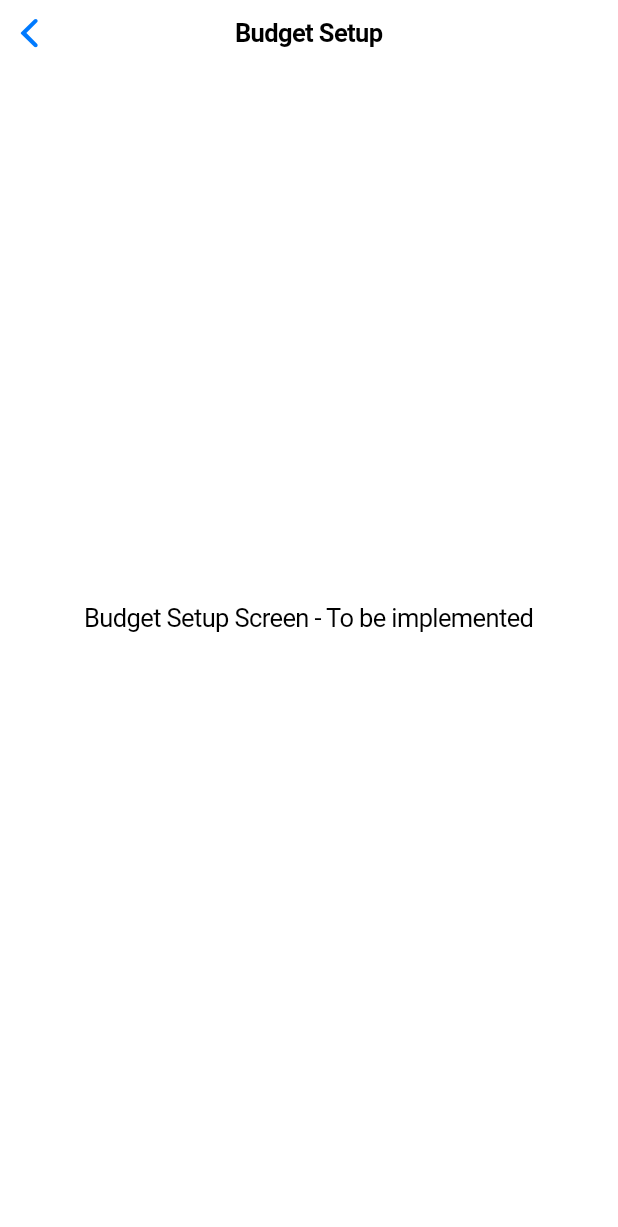
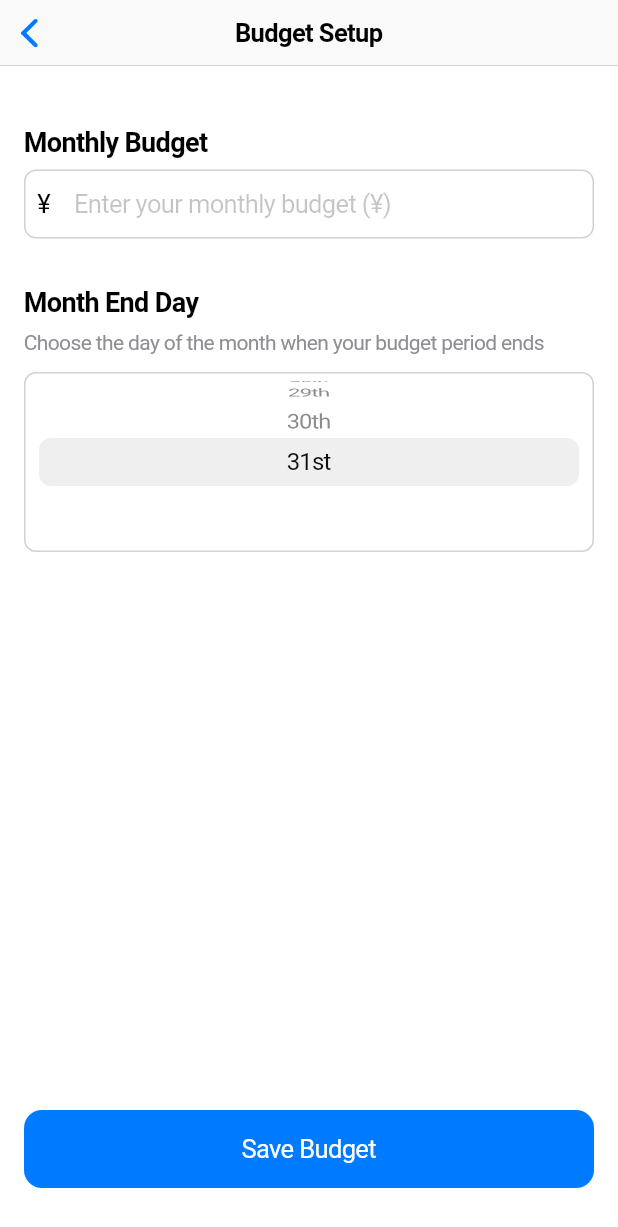
Before and after one commit to KonnoHaruto/ocr_budget_app, a Flutter app: the BudgetSetupScreen screen opened directly, on a phone screen of 412 x 824 dp. Shown: the top 1227 px of the screen. Run offline on Flutter 3.47's test engine with Material 3 defaults, Android fonts, the phone set to English and light mode, and no system bars; our stand-ins replace cloud_firestore, firebase_auth, firebase_core, flutter_riverpod, freezed_annotation, hive_flutter; accounts and stored records are empty.

```diff
--- /dev/null
+++ b/lib/src/app.dart
@@ -0,0 +1,40 @@
+import 'package:flutter/cupertino.dart';
+import 'package:flutter_riverpod/flutter_riverpod.dart';
+import 'features/budget/presentation/screens/home_screen.dart';
+import 'features/budget/presentation/controllers/category_controller.dart';
+
+class BudgetApp extends ConsumerStatefulWidget {
+  const BudgetApp({super.key});
+
+  @override
+  ConsumerState<BudgetApp> createState() => _BudgetAppState();
+}
+
+class _BudgetAppState extends ConsumerState<BudgetApp> {
+  @override
+  void initState() {
+    super.initState();
+    // Initialize default categories on app start
+    WidgetsBinding.instance.addPostFrameCallback((_) async {
+      try {
+        await ref.read(categoryControllerProvider.notifier).initializeDefaultCategories();
+      } catch (e) {
+        // Handle initialization error gracefully
+        print('Error initializing default categories: $e');
+      }
+    });
+  }
+
+  @override
+  Widget build(BuildContext context) {
+    return CupertinoApp(
+      title: 'OCR Budget App',
+      theme: const CupertinoThemeData(
+        primaryColor: CupertinoColors.systemBlue,
+        brightness: Brightness.light,
+      ),
+      home: const HomeScreen(),
+      debugShowCheckedModeBanner: false,
+    );
+  }
+}
--- /dev/null
+++ b/lib/src/features/budget/presentation/screens/budget_setup_screen.dart
@@ -0,0 +1,183 @@
+import 'package:flutter/cupertino.dart';
+import 'package:flutter_riverpod/flutter_riverpod.dart';
+import '../controllers/budget_controller.dart';
+
+class BudgetSetupScreen extends ConsumerStatefulWidget {
+  const BudgetSetupScreen({super.key});
+
+  @override
+  ConsumerState<BudgetSetupScreen> createState() => _BudgetSetupScreenState();
+}
+
+class _BudgetSetupScreenState extends ConsumerState<BudgetSetupScreen> {
+  final _monthlyBudgetController = TextEditingController();
+  int _selectedMonthEndDay = 31;
+
+  @override
+  void dispose() {
+    _monthlyBudgetController.dispose();
+    super.dispose();
+  }
+
+  @override
+  Widget build(BuildContext context) {
+    final budgetState = ref.watch(budgetControllerProvider);
+
+    return CupertinoPageScaffold(
+      navigationBar: const CupertinoNavigationBar(
+        middle: Text('Budget Setup'),
+      ),
+      child: SafeArea(
+        child: Padding(
+          padding: const EdgeInsets.all(16),
+          child: Column(
+            crossAxisAlignment: CrossAxisAlignment.start,
+            children: [
+              const SizedBox(height: 24),
+
+              // Monthly Budget Input
+              const Text(
+                'Monthly Budget',
+                style: TextStyle(
+                  fontSize: 18,
+                  fontWeight: FontWeight.w600,
+                ),
+              ),
+              const SizedBox(height: 8),
+              CupertinoTextField(
+                controller: _monthlyBudgetController,
+                placeholder: 'Enter your monthly budget (¥)',
+                keyboardType: TextInputType.number,
+                prefix: const Padding(
+                  padding: EdgeInsets.only(left: 8),
+                  child: Text('¥'),
+                ),
+                padding: const EdgeInsets.symmetric(horizontal: 16, vertical: 12),
+                decoration: BoxDecoration(
+                  border: Border.all(color: CupertinoColors.systemGrey4),
+                  borderRadius: BorderRadius.circular(8),
+                ),
+              ),
+
+              const SizedBox(height: 32),
+
+              // Month End Day Picker
+              const Text(
+                'Month End Day',
+                style: TextStyle(
+                  fontSize: 18,
+                  fontWeight: FontWeight.w600,
+                ),
+              ),
+              const SizedBox(height: 8),
+              const Text(
+                'Choose the day of the month when your budget period ends',
+                style: TextStyle(
+                  fontSize: 14,
+                  color: CupertinoColors.systemGrey,
+                ),
+              ),
+              const SizedBox(height: 12),
+
+              Container(
+                height: 120,
+                decoration: BoxDecoration(
+                  border: Border.all(color: CupertinoColors.systemGrey4),
+                  borderRadius: BorderRadius.circular(8),
+                ),
+                child: CupertinoPicker(
+                  scrollController: FixedExtentScrollController(
+                    initialItem: _selectedMonthEndDay - 1,
+                  ),
+                  itemExtent: 32,
+                  onSelectedItemChanged: (index) {
+                    setState(() {
+                      _selectedMonthEndDay = index + 1;
+                    });
+                  },
+                  children: List.generate(31, (index) {
+                    final day = index + 1;
+                    return Center(
+                      child: Text(
+                        '$day${_getDaySuffix(day)}',
+                        style: const TextStyle(fontSize: 16),
+                      ),
+                    );
+                  }),
+                ),
+              ),
+
+              const Spacer(),
+
+              // Save Button
+              SizedBox(
+                width: double.infinity,
+                child: CupertinoButton.filled(
+                  onPressed: budgetState.isLoading ? null : _saveBudget,
+                  child: budgetState.isLoading
+                      ? const CupertinoActivityIndicator(color: CupertinoColors.white)
+                      : const Text('Save Budget'),
+                ),
+              ),
+
+              const SizedBox(height: 16),
+            ],
+          ),
+        ),
+      ),
+    );
+  }
+
+  String _getDaySuffix(int day) {
+    if (day >= 11 && day <= 13) return 'th';
+    switch (day % 10) {
+      case 1: return 'st';
+      case 2: return 'nd';
+      case 3: return 'rd';
+      default: return 'th';
+    }
+  }
+
+  void _saveBudget() async {
+    final budgetText = _monthlyBudgetController.text.trim();
+    if (budgetText.isEmpty) {
+      _showErrorDialog('Please enter your monthly budget');
+      return;
+    }
+
+    final budget = double.tryParse(budgetText);
+    if (budget == null || budget <= 0) {
+      _showErrorDialog('Please enter a valid budget amount');
+      return;
+    }
+
+    try {
+      await ref.read(budgetControllerProvider.notifier).createBudget(
+        monthlyBudget: budget,
+        monthEndDay: _selectedMonthEndDay,
+      );
+
+      if (mounted) {
+        Navigator.of(context).pop();
+      }
+    } catch (e) {
+      _showErrorDialog('Failed to save budget: $e');
+    }
+  }
+
+  void _showErrorDialog(String message) {
+    showCupertinoDialog(
+      context: context,
+      builder: (context) => CupertinoAlertDialog(
+        title: const Text('Error'),
+        content: Text(message),
+        actions: [
+          CupertinoDialogAction(
+            onPressed: () => Navigator.of(context).pop(),
+            child: const Text('OK'),
+          ),
+        ],
+      ),
+    );
+  }
+}
--- a/lib/src/features/budget/presentation/screens/home_screen.dart
+++ b/lib/src/features/budget/presentation/screens/home_screen.dart
@@ -5,6 +5,7 @@ import '../controllers/transaction_controller.dart';
 import '../widgets/budget_card.dart';
 import '../widgets/quick_add_buttons.dart';
 import '../widgets/recent_transactions.dart';
+import 'budget_setup_screen.dart';
 
 class HomeScreen extends ConsumerWidget {
   const HomeScreen({super.key});
@@ -131,20 +132,3 @@ class _NoBudgetSetup extends ConsumerWidget {
     );
   }
 }
-
-// Placeholder for BudgetSetupScreen - to be implemented
-class BudgetSetupScreen extends StatelessWidget {
-  const BudgetSetupScreen({super.key});
-
-  @override
-  Widget build(BuildContext context) {
-    return const CupertinoPageScaffold(
-      navigationBar: CupertinoNavigationBar(
-        middle: Text('Budget Setup'),
-      ),
-      child: Center(
-        child: Text('Budget Setup Screen - To be implemented'),
-      ),
-    );
-  }
-}
```
Also changed, not shown: lib/main.dart (+14 -36 lines), lib/src/features/budget/presentation/controllers/budget_controller.dart (+5 -5 lines), lib/src/features/budget/presentation/controllers/category_controller.dart (+5 -5 lines), lib/src/features/budget/presentation/controllers/transaction_controller.dart (+6 -6 lines), lib/src/shared/providers/repository_providers.dart (+26 -18 lines).
